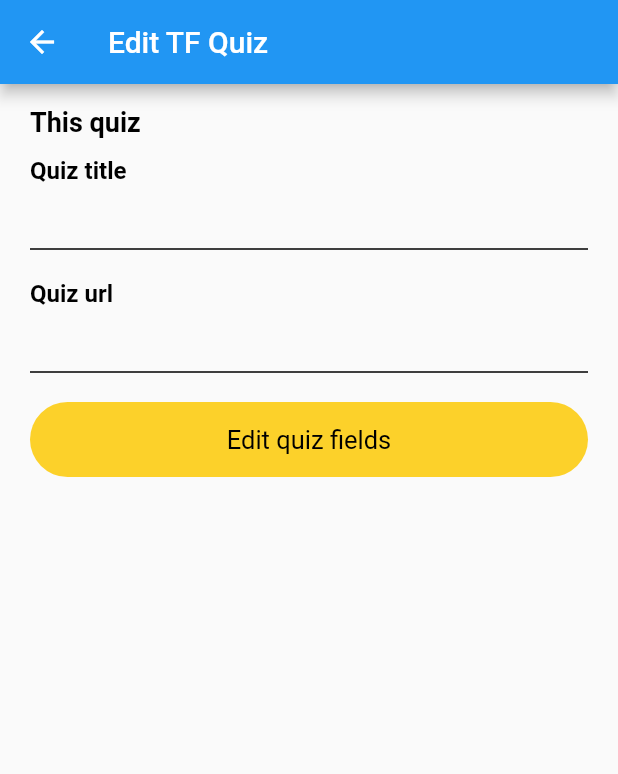
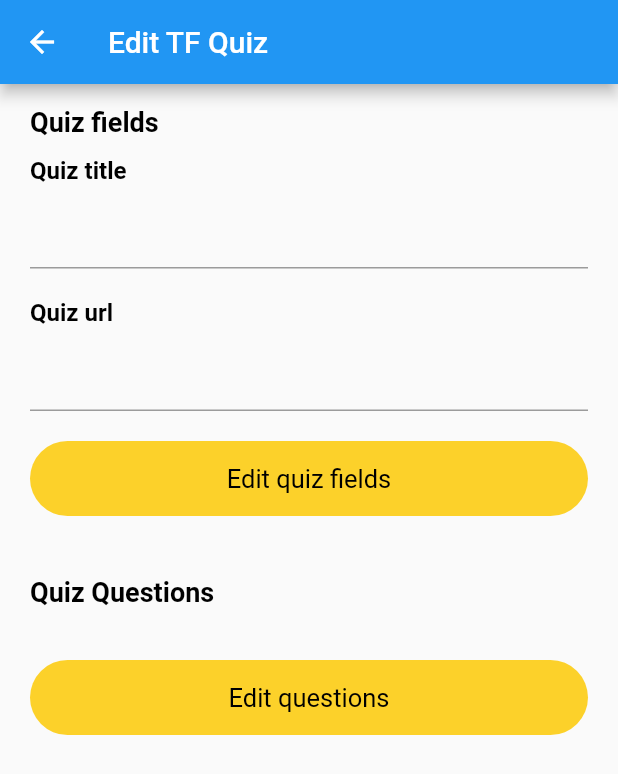
Before and after one commit to villegas-abva/AV-Spanish-Admin, a Flutter app: the EditTFQuizScreen screen opened directly with empty values, on a phone screen of 412 x 824 dp. Shown: the top 774 px of the screen. Run offline on Flutter 3.47's test engine with Material 2 defaults, Android fonts, the light colour scheme and no system bars; our stand-ins replace bloc_concurrency, cloud_firestore, equatable, firebase_core, flutter_bloc; accounts and stored records are empty; Roboto replaces fonts that are missing (RedHat).

Commit message:
Add true false CRUD operations widgets

```diff
--- a/lib/tf/edit_tf_quiz/edit_tf_quiz_screen.dart
+++ b/lib/tf/edit_tf_quiz/edit_tf_quiz_screen.dart
@@ -1,5 +1,7 @@
 import 'package:av_spanish_admin/services/models/models.dart';
+import 'package:av_spanish_admin/tf/bloc/tf_question/tf_questions_bloc.dart';
 import 'package:av_spanish_admin/tf/bloc/tf_quiz/individual_tf_quiz_bloc.dart';
+import 'package:av_spanish_admin/tf/edit_tf_quiz/widgets/edit_tf_question.field.dart';
 import 'package:av_spanish_admin/tf/edit_tf_quiz/widgets/edit_tf_quiz_field.dart';
 import 'package:av_spanish_admin/theme/theme.dart';
 import 'package:av_spanish_admin/widgets/app_button.dart';
@@ -22,6 +24,14 @@ class _EditTFQuizScreenState extends State<EditTFQuizScreen> {
   final TextEditingController _quizTitleController = TextEditingController();
   final TextEditingController _quizUrlController = TextEditingController();
 
+  /// Initialize controller values with Quiz values
+  @override
+  void initState() {
+    super.initState();
+    _quizTitleController.text = widget.quiz.title;
+    _quizUrlController.text = widget.quiz.url;
+  }
+
   @override
   Widget build(BuildContext context) {
     return Scaffold(
@@ -38,9 +48,10 @@ class _EditTFQuizScreenState extends State<EditTFQuizScreen> {
             shrinkWrap: true,
             physics: const NeverScrollableScrollPhysics(),
             children: [
+              // Quiz fields
               Padding(
                 padding: const EdgeInsets.only(bottom: 12),
-                child: AppText.headline1('This quiz'),
+                child: AppText.headline1('Quiz fields'),
               ),
               Padding(
                 padding: const EdgeInsets.only(bottom: 12),
@@ -57,21 +68,79 @@ class _EditTFQuizScreenState extends State<EditTFQuizScreen> {
                 ),
               ),
               // TODO: implement Spacer
-              AppButton(
+              Padding(
+                padding: const EdgeInsets.only(bottom: 40),
+                child: AppButton(
                   onPressed: () {
-                  context
-                      .read<IndividualTFQuizBloc>()
-                      .add(EditTFQuizEvent(widget.quiz.copyWith(
+                    context.read<IndividualTFQuizBloc>().add(
+                          EditTFQuizEvent(
+                            widget.quiz.copyWith(
                               title: _quizTitleController.text,
                               url: _quizUrlController.text,
-                      )));
+                            ),
+                          ),
+                        );
                   },
                   child: Container(
                     width: double.infinity,
                     alignment: Alignment.center,
                     child: AppText.button1('Edit quiz fields'),
                   ),
-              )
+                ),
+              ),
+              // Questions fields
+              Padding(
+                padding: const EdgeInsets.only(bottom: 15),
+                child: AppText.headline1('Quiz Questions'),
+              ),
+              BlocBuilder<TFQuestionsBloc, TFQuestionsState>(
+                builder: (context, state) {
+                  if (state is LoadingTFQuestionsState) {
+                    return const CircularProgressIndicator();
+                  }
+                  if (state is LoadedTFQuestionsState) {
+                    final questions = state.questions;
+
+                    return ListView.builder(
+                      physics: const NeverScrollableScrollPhysics(),
+                      shrinkWrap: true,
+                      itemCount: questions.length,
+                      itemBuilder: (context, index) {
+                        final question = questions[index];
+
+                        return Padding(
+                          padding: const EdgeInsets.only(bottom: 8),
+                          child: EditTFQuestionField(
+                            question: question,
+                            quizId: widget.quiz.id,
+                          ),
+                        );
+                      },
+                    );
+                  }
+                  return const SizedBox.shrink();
+                },
+              ),
+              Padding(
+                padding: const EdgeInsets.only(top: 20),
+                child: AppButton(
+                  onPressed: () {
+                    context.read<IndividualTFQuizBloc>().add(
+                          EditTFQuizEvent(
+                            widget.quiz.copyWith(
+                              title: _quizTitleController.text,
+                              url: _quizUrlController.text,
+                            ),
+                          ),
+                        );
+                  },
+                  child: Container(
+                    width: double.infinity,
+                    alignment: Alignment.center,
+                    child: AppText.button1('Edit questions'),
+                  ),
+                ),
+              ),
             ],
           ),
         ),
--- a/lib/tf/edit_tf_quiz/widgets/edit_tf_quiz_field.dart
+++ b/lib/tf/edit_tf_quiz/widgets/edit_tf_quiz_field.dart
@@ -1,5 +1,4 @@
 import 'package:av_spanish_admin/theme/theme.dart';
-import 'package:av_spanish_admin/widgets/app_divider.dart';
 import 'package:flutter/material.dart';
 
 class EditTFQuizField extends StatelessWidget {
@@ -11,6 +10,7 @@ class EditTFQuizField extends StatelessWidget {
 
   final String fieldName;
   final TextEditingController controller;
+
   @override
   Widget build(BuildContext context) {
     return Column(
@@ -27,13 +27,7 @@ class EditTFQuizField extends StatelessWidget {
           padding: const EdgeInsets.only(bottom: 8),
           child: TextFormField(
             controller: controller,
-            decoration: InputDecoration.collapsed(
-              hintText: controller.text,
-            ),
           ),
-        ),
-        const AppDivider(
-          color: Colors.black,
         ),
       ],
     );
```
Also changed, not shown: lib/services/models/tf/tf_question.dart (+67 -0 lines), lib/tf/bloc/tf_question/individual_tf_question_bloc.dart (+9 -9 lines), lib/tf/bloc/tf_question/individual_tf_question_event.dart (+8 -8 lines), lib/tf/edit_tf_quiz/widgets/edit_tf_question.field.dart (added, +164 -0 lines), lib/tf/tf_quizzes_screen.dart (+21 -1 lines). Lines whose indentation alone changed are shown as unchanged.
